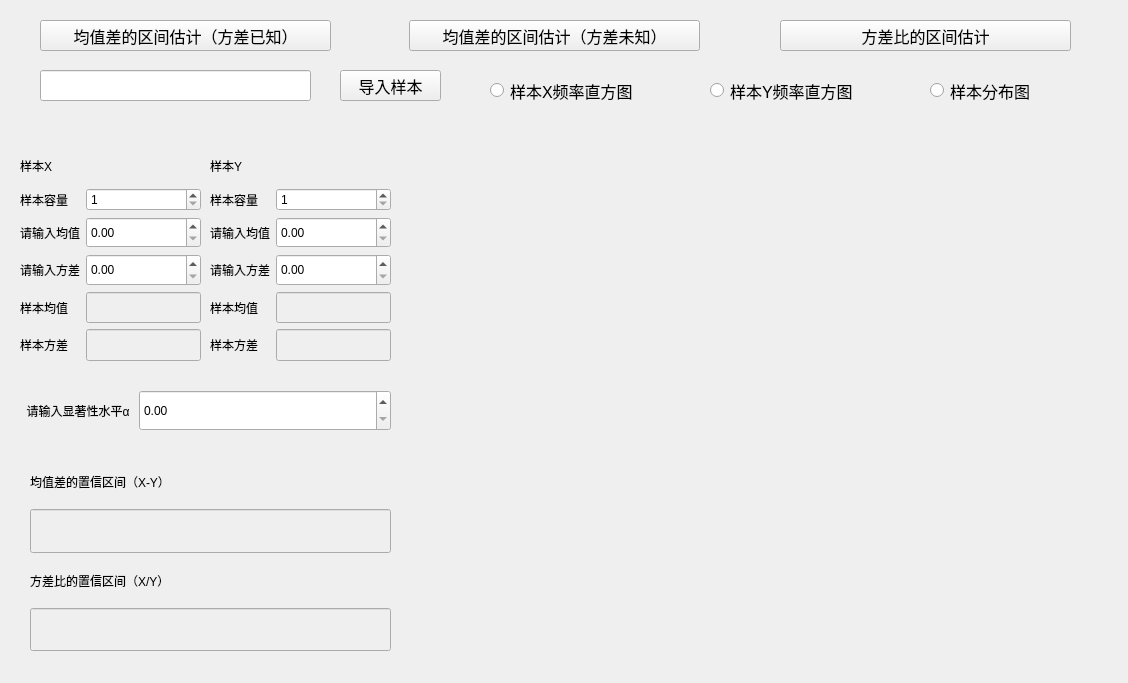
Old version of the form files/double_confidence_interval.ui in the repository chenxindaaa/MathematicalStatistics.
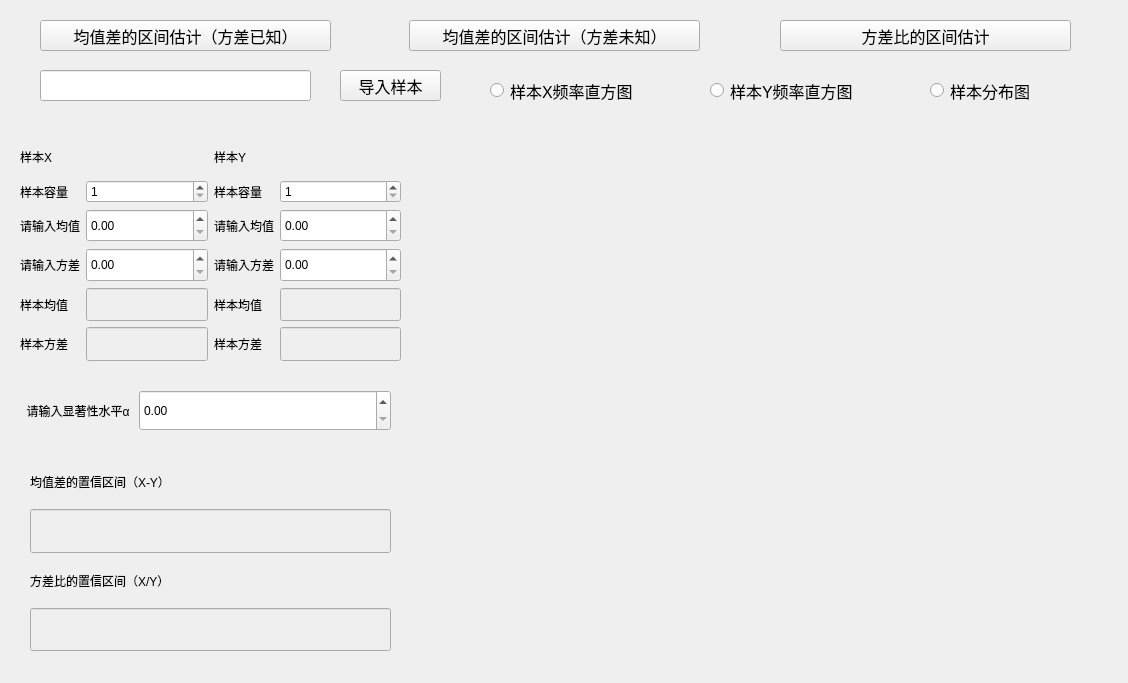
New version of the form. Custom widgets are drawn as their Qt base class.

The edit to the form file:
```diff
--- a/files/double_confidence_interval.ui
+++ b/files/double_confidence_interval.ui
@@ -37,260 +37,10 @@
     <string>均值差的区间估计（方差已知）</string>
    </property>
   </widget>
-  <widget class="QWidget" name="layoutWidget">
-   <property name="geometry">
-    <rect>
-     <x>20</x>
-     <y>150</y>
-     <width>181</width>
-     <height>211</height>
-    </rect>
-   </property>
-   <layout class="QGridLayout" name="gridLayout_2">
-    <item row="4" column="0">
-     <widget class="QLabel" name="label_12">
-      <property name="text">
-       <string>样本均值</string>
-      </property>
-     </widget>
-    </item>
-    <item row="4" column="2">
-     <widget class="QLineEdit" name="lineEdit_3">
-      <property name="enabled">
-       <bool>false</bool>
-      </property>
-      <property name="sizePolicy">
-       <sizepolicy hsizetype="Expanding" vsizetype="Expanding">
-        <horstretch>0</horstretch>
-        <verstretch>0</verstretch>
-       </sizepolicy>
-      </property>
-     </widget>
-    </item>
-    <item row="2" column="0">
-     <widget class="QLabel" name="label_4">
-      <property name="text">
-       <string>请输入均值</string>
-      </property>
-     </widget>
-    </item>
-    <item row="0" column="0">
-     <widget class="QLabel" name="label_2">
-      <property name="sizePolicy">
-       <sizepolicy hsizetype="Preferred" vsizetype="Expanding">
-        <horstretch>0</horstretch>
-        <verstretch>0</verstretch>
-       </sizepolicy>
-      </property>
-      <property name="text">
-       <string>样本X</string>
-      </property>
-     </widget>
-    </item>
-    <item row="3" column="0">
-     <widget class="QLabel" name="label_5">
-      <property name="text">
-       <string>请输入方差</string>
-      </property>
-     </widget>
-    </item>
-    <item row="5" column="2">
-     <widget class="QLineEdit" name="lineEdit_4">
-      <property name="enabled">
-       <bool>false</bool>
-      </property>
-      <property name="sizePolicy">
-       <sizepolicy hsizetype="Expanding" vsizetype="Expanding">
-        <horstretch>0</horstretch>
-        <verstretch>0</verstretch>
-       </sizepolicy>
-      </property>
-     </widget>
-    </item>
-    <item row="1" column="0">
-     <widget class="QLabel" name="label_6">
-      <property name="text">
-       <string>样本容量</string>
-      </property>
-     </widget>
-    </item>
-    <item row="5" column="0">
-     <widget class="QLabel" name="label_13">
-      <property name="text">
-       <string>样本方差</string>
-      </property>
-     </widget>
-    </item>
-    <item row="1" column="2">
-     <widget class="QSpinBox" name="spinBox">
-      <property name="minimum">
-       <number>1</number>
-      </property>
-      <property name="maximum">
-       <number>999999999</number>
-      </property>
-     </widget>
-    </item>
-    <item row="2" column="2">
-     <widget class="QDoubleSpinBox" name="doubleSpinBox_2">
-      <property name="sizePolicy">
-       <sizepolicy hsizetype="Minimum" vsizetype="Expanding">
-        <horstretch>0</horstretch>
-        <verstretch>0</verstretch>
-       </sizepolicy>
-      </property>
-      <property name="maximum">
-       <double>99999999999999991433150857216.000000000000000</double>
-      </property>
-     </widget>
-    </item>
-    <item row="3" column="2">
-     <widget class="QDoubleSpinBox" name="doubleSpinBox_3">
-      <property name="sizePolicy">
-       <sizepolicy hsizetype="Minimum" vsizetype="Expanding">
-        <horstretch>0</horstretch>
-        <verstretch>0</verstretch>
-       </sizepolicy>
-      </property>
-      <property name="maximum">
-       <double>99999999999999991433150857216.000000000000000</double>
-      </property>
-     </widget>
-    </item>
-   </layout>
-  </widget>
-  <widget class="QWidget" name="layoutWidget">
-   <property name="geometry">
-    <rect>
-     <x>210</x>
-     <y>150</y>
-     <width>181</width>
-     <height>211</height>
-    </rect>
-   </property>
-   <layout class="QGridLayout" name="gridLayout_5">
-    <property name="topMargin">
-     <number>0</number>
-    </property>
-    <property name="bottomMargin">
-     <number>0</number>
-    </property>
-    <item row="1" column="0">
-     <widget class="QLabel" name="label_11">
-      <property name="text">
-       <string>样本容量</string>
-      </property>
-     </widget>
-    </item>
-    <item row="4" column="0">
-     <widget class="QLabel" name="label_14">
-      <property name="text">
-       <string>样本均值</string>
-      </property>
-     </widget>
-    </item>
-    <item row="2" column="0">
-     <widget class="QLabel" name="label_3">
-      <property name="text">
-       <string>请输入均值</string>
-      </property>
-     </widget>
-    </item>
-    <item row="5" column="1">
-     <widget class="QLineEdit" name="lineEdit_6">
-      <property name="enabled">
-       <bool>false</bool>
-      </property>
-      <property name="sizePolicy">
-       <sizepolicy hsizetype="Expanding" vsizetype="Expanding">
-        <horstretch>0</horstretch>
-        <verstretch>0</verstretch>
-       </sizepolicy>
-      </property>
-     </widget>
-    </item>
-    <item row="4" column="1">
-     <widget class="QLineEdit" name="lineEdit_5">
-      <property name="enabled">
-       <bool>false</bool>
-      </property>
-      <property name="sizePolicy">
-       <sizepolicy hsizetype="Expanding" vsizetype="Expanding">
-        <horstretch>0</horstretch>
-        <verstretch>0</verstretch>
-       </sizepolicy>
-      </property>
-     </widget>
-    </item>
-    <item row="0" column="0">
-     <widget class="QLabel" name="label_8">
-      <property name="sizePolicy">
-       <sizepolicy hsizetype="Preferred" vsizetype="Expanding">
-        <horstretch>0</horstretch>
-        <verstretch>0</verstretch>
-       </sizepolicy>
-      </property>
-      <property name="text">
-       <string>样本Y</string>
-      </property>
-     </widget>
-    </item>
-    <item row="3" column="0">
-     <widget class="QLabel" name="label_9">
-      <property name="text">
-       <string>请输入方差</string>
-      </property>
-     </widget>
-    </item>
-    <item row="5" column="0">
-     <widget class="QLabel" name="label_15">
-      <property name="text">
-       <string>样本方差</string>
-      </property>
-     </widget>
-    </item>
-    <item row="3" column="1">
-     <widget class="QDoubleSpinBox" name="doubleSpinBox_5">
-      <property name="sizePolicy">
-       <sizepolicy hsizetype="Minimum" vsizetype="Expanding">
-        <horstretch>0</horstretch>
-        <verstretch>0</verstretch>
-       </sizepolicy>
-      </property>
-      <property name="maximum">
-       <double>99999999999999991433150857216.000000000000000</double>
-      </property>
-     </widget>
-    </item>
-    <item row="1" column="1">
-     <widget class="QSpinBox" name="spinBox_2">
-      <property name="minimum">
-       <number>1</number>
-      </property>
-      <property name="maximum">
-       <number>999999999</number>
-      </property>
-     </widget>
-    </item>
-    <item row="2" column="1">
-     <widget class="QDoubleSpinBox" name="doubleSpinBox_4">
-      <property name="sizePolicy">
-       <sizepolicy hsizetype="Minimum" vsizetype="Expanding">
-        <horstretch>0</horstretch>
-        <verstretch>0</verstretch>
-       </sizepolicy>
-      </property>
-      <property name="maximum">
-       <double>99999999999999991433150857216.000000000000000</double>
-      </property>
-     </widget>
-    </item>
-   </layout>
-  </widget>
   <widget class="QPushButton" name="pushButton_2">
    <property name="geometry">
     <rect>
-     <x>409</x>
+     <x>780</x>
      <y>20</y>
      <width>291</width>
      <height>31</height>
@@ -302,7 +52,7 @@
     </font>
    </property>
    <property name="text">
-    <string>均值差的区间估计（方差未知）</string>
+    <string>方差比的区间估计</string>
    </property>
   </widget>
   <widget class="Plot" name="widget" native="true">
@@ -318,7 +68,7 @@
   <widget class="QPushButton" name="pushButton_3">
    <property name="geometry">
     <rect>
-     <x>780</x>
+     <x>409</x>
      <y>20</y>
      <width>291</width>
      <height>31</height>
@@ -330,7 +80,7 @@
     </font>
    </property>
    <property name="text">
-    <string>方差比的区间估计</string>
+    <string>均值差的区间估计（方差未知）</string>
    </property>
   </widget>
   <widget class="QWidget" name="layoutWidget">
@@ -520,6 +270,252 @@
     <string>样本Y频率直方图</string>
    </property>
   </widget>
+  <widget class="QWidget" name="">
+   <property name="geometry">
+    <rect>
+     <x>20</x>
+     <y>140</y>
+     <width>381</width>
+     <height>221</height>
+    </rect>
+   </property>
+   <layout class="QGridLayout" name="gridLayout">
+    <item row="0" column="0">
+     <layout class="QGridLayout" name="gridLayout_2">
+      <item row="3" column="0">
+       <widget class="QLabel" name="label_5">
+        <property name="text">
+         <string>请输入方差</string>
+        </property>
+       </widget>
+      </item>
+      <item row="4" column="0">
+       <widget class="QLabel" name="label_12">
+        <property name="text">
+         <string>样本均值</string>
+        </property>
+       </widget>
+      </item>
+      <item row="4" column="2">
+       <widget class="QLineEdit" name="lineEdit_3">
+        <property name="enabled">
+         <bool>false</bool>
+        </property>
+        <property name="sizePolicy">
+         <sizepolicy hsizetype="Expanding" vsizetype="Expanding">
+          <horstretch>0</horstretch>
+          <verstretch>0</verstretch>
+         </sizepolicy>
+        </property>
+       </widget>
+      </item>
+      <item row="1" column="2">
+       <widget class="QSpinBox" name="spinBox">
+        <property name="minimum">
+         <number>1</number>
+        </property>
+        <property name="maximum">
+         <number>999999999</number>
+        </property>
+       </widget>
+      </item>
+      <item row="3" column="2">
+       <widget class="QDoubleSpinBox" name="doubleSpinBox_3">
+        <property name="sizePolicy">
+         <sizepolicy hsizetype="Minimum" vsizetype="Expanding">
+          <horstretch>0</horstretch>
+          <verstretch>0</verstretch>
+         </sizepolicy>
+        </property>
+        <property name="maximum">
+         <double>99999999999999991433150857216.000000000000000</double>
+        </property>
+       </widget>
+      </item>
+      <item row="2" column="0">
+       <widget class="QLabel" name="label_4">
+        <property name="text">
+         <string>请输入均值</string>
+        </property>
+       </widget>
+      </item>
+      <item row="2" column="2">
+       <widget class="QDoubleSpinBox" name="doubleSpinBox_2">
+        <property name="sizePolicy">
+         <sizepolicy hsizetype="Minimum" vsizetype="Expanding">
+          <horstretch>0</horstretch>
+          <verstretch>0</verstretch>
+         </sizepolicy>
+        </property>
+        <property name="maximum">
+         <double>99999999999999991433150857216.000000000000000</double>
+        </property>
+       </widget>
+      </item>
+      <item row="1" column="0">
+       <widget class="QLabel" name="label_6">
+        <property name="text">
+         <string>样本容量</string>
+        </property>
+       </widget>
+      </item>
+      <item row="5" column="0">
+       <widget class="QLabel" name="label_13">
+        <property name="text">
+         <string>样本方差</string>
+        </property>
+       </widget>
+      </item>
+      <item row="0" column="0">
+       <widget class="QLabel" name="label_2">
+        <property name="sizePolicy">
+         <sizepolicy hsizetype="Preferred" vsizetype="Expanding">
+          <horstretch>0</horstretch>
+          <verstretch>0</verstretch>
+         </sizepolicy>
+        </property>
+        <property name="text">
+         <string>样本X</string>
+        </property>
+       </widget>
+      </item>
+      <item row="5" column="2">
+       <widget class="QLineEdit" name="lineEdit_4">
+        <property name="enabled">
+         <bool>false</bool>
+        </property>
+        <property name="sizePolicy">
+         <sizepolicy hsizetype="Expanding" vsizetype="Expanding">
+          <horstretch>0</horstretch>
+          <verstretch>0</verstretch>
+         </sizepolicy>
+        </property>
+       </widget>
+      </item>
+     </layout>
+    </item>
+    <item row="0" column="1">
+     <layout class="QGridLayout" name="gridLayout_5">
+      <property name="topMargin">
+       <number>0</number>
+      </property>
+      <property name="bottomMargin">
+       <number>0</number>
+      </property>
+      <item row="0" column="0">
+       <widget class="QLabel" name="label_8">
+        <property name="sizePolicy">
+         <sizepolicy hsizetype="Preferred" vsizetype="Expanding">
+          <horstretch>0</horstretch>
+          <verstretch>0</verstretch>
+         </sizepolicy>
+        </property>
+        <property name="text">
+         <string>样本Y</string>
+        </property>
+       </widget>
+      </item>
+      <item row="4" column="0">
+       <widget class="QLabel" name="label_14">
+        <property name="text">
+         <string>样本均值</string>
+        </property>
+       </widget>
+      </item>
+      <item row="4" column="1">
+       <widget class="QLineEdit" name="lineEdit_5">
+        <property name="enabled">
+         <bool>false</bool>
+        </property>
+        <property name="sizePolicy">
+         <sizepolicy hsizetype="Expanding" vsizetype="Expanding">
+          <horstretch>0</horstretch>
+          <verstretch>0</verstretch>
+         </sizepolicy>
+        </property>
+       </widget>
+      </item>
+      <item row="3" column="1">
+       <widget class="QDoubleSpinBox" name="doubleSpinBox_5">
+        <property name="sizePolicy">
+         <sizepolicy hsizetype="Minimum" vsizetype="Expanding">
+          <horstretch>0</horstretch>
+          <verstretch>0</verstretch>
+         </sizepolicy>
+        </property>
+        <property name="maximum">
+         <double>99999999999999991433150857216.000000000000000</double>
+        </property>
+       </widget>
+      </item>
+      <item row="3" column="0">
+       <widget class="QLabel" name="label_9">
+        <property name="text">
+         <string>请输入方差</string>
+        </property>
+       </widget>
+      </item>
+      <item row="5" column="0">
+       <widget class="QLabel" name="label_15">
+        <property name="text">
+         <string>样本方差</string>
+        </property>
+       </widget>
+      </item>
+      <item row="2" column="1">
+       <widget class="QDoubleSpinBox" name="doubleSpinBox_4">
+        <property name="sizePolicy">
+         <sizepolicy hsizetype="Minimum" vsizetype="Expanding">
+          <horstretch>0</horstretch>
+          <verstretch>0</verstretch>
+         </sizepolicy>
+        </property>
+        <property name="maximum">
+         <double>99999999999999991433150857216.000000000000000</double>
+        </property>
+       </widget>
+      </item>
+      <item row="5" column="1">
+       <widget class="QLineEdit" name="lineEdit_6">
+        <property name="enabled">
+         <bool>false</bool>
+        </property>
+        <property name="sizePolicy">
+         <sizepolicy hsizetype="Expanding" vsizetype="Expanding">
+          <horstretch>0</horstretch>
+          <verstretch>0</verstretch>
+         </sizepolicy>
+        </property>
+       </widget>
+      </item>
+      <item row="1" column="1">
+       <widget class="QSpinBox" name="spinBox_2">
+        <property name="minimum">
+         <number>1</number>
+        </property>
+        <property name="maximum">
+         <number>999999999</number>
+        </property>
+       </widget>
+      </item>
+      <item row="1" column="0">
+       <widget class="QLabel" name="label_11">
+        <property name="text">
+         <string>样本容量</string>
+        </property>
+       </widget>
+      </item>
+      <item row="2" column="0">
+       <widget class="QLabel" name="label_3">
+        <property name="text">
+         <string>请输入均值</string>
+        </property>
+       </widget>
+      </item>
+     </layout>
+    </item>
+   </layout>
+  </widget>
  </widget>
  <customwidgets>
   <customwidget>
```
